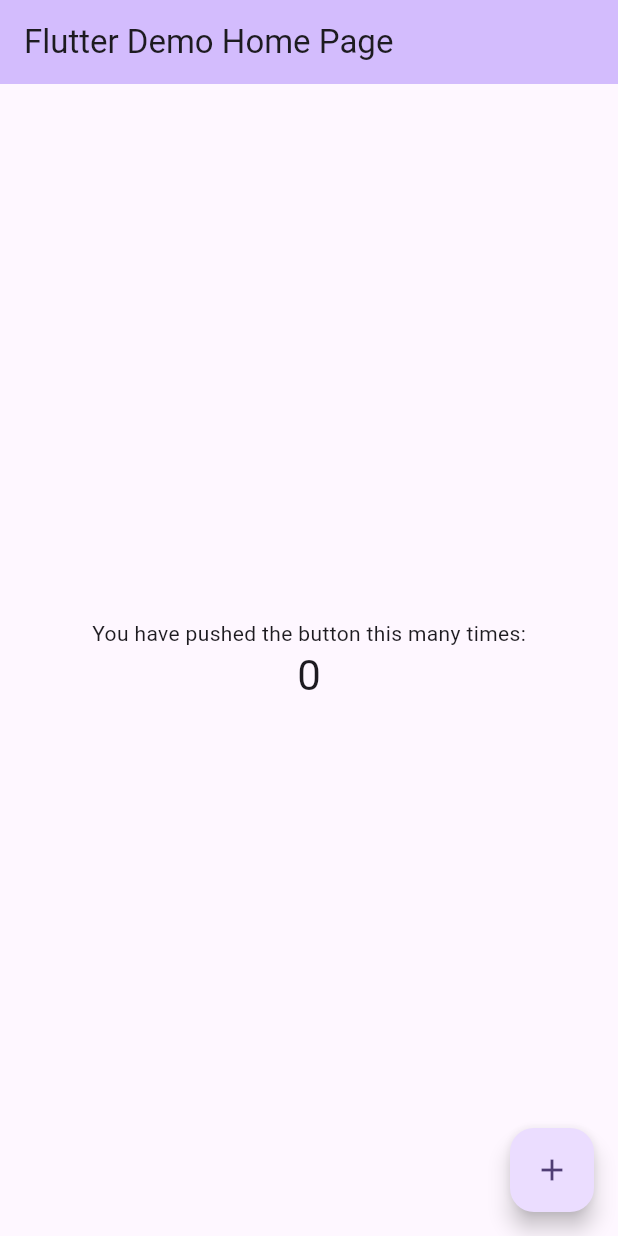
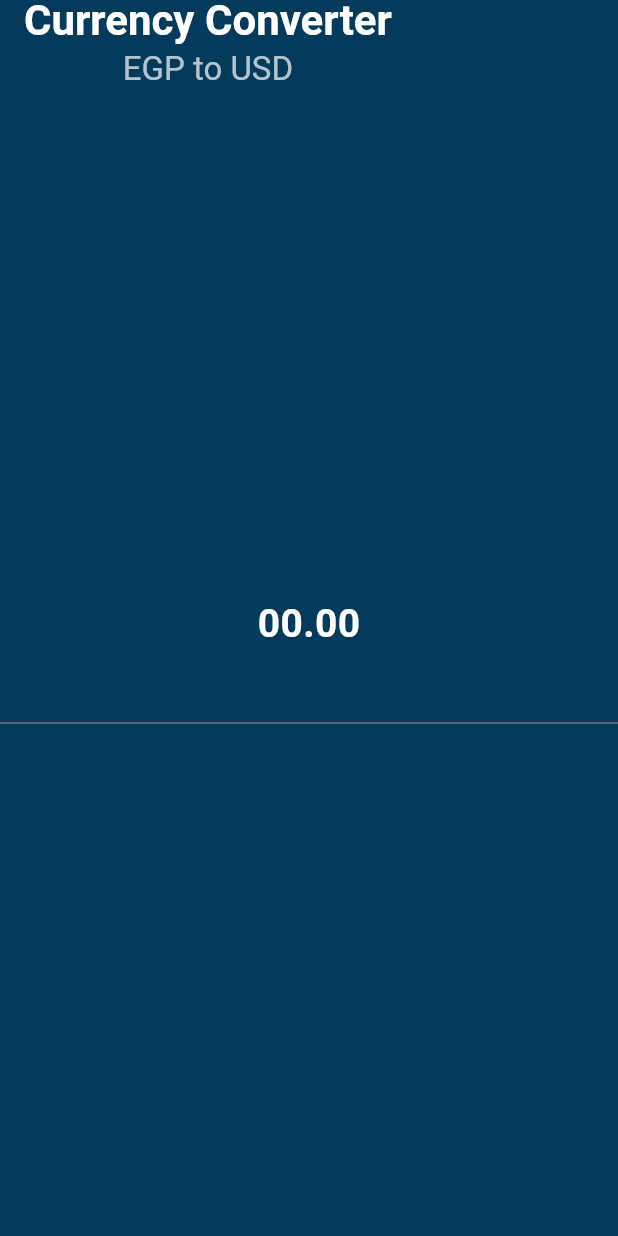
Before and after one commit to elsegeinyangie/Flutter-Currency_Converter, a Flutter app: the screen it shows after launch, on a phone screen of 412 x 824 dp. Run offline on Flutter 3.47's test engine with Material 3 defaults, Android fonts, the phone set to English and light mode, and no system bars.

Commit message:
added appBar, text, and input

```diff
--- /dev/null
+++ b/lib/CurrencyConverter.dart
@@ -0,0 +1,51 @@
+import 'package:flutter/material.dart';
+
+class CurrencyConverter extends StatelessWidget {
+  const CurrencyConverter({super.key});
+
+  @override
+  Widget build(BuildContext context) {
+    return Scaffold(
+      backgroundColor: const Color.fromARGB(255, 4, 58, 92),
+      appBar: AppBar(
+        backgroundColor: Colors.transparent,
+        title: const Column(
+          children: [
+            Text(
+              "Currency Converter",
+              style: TextStyle(
+                  color: Colors.white,
+                  fontSize: 28,
+                  fontWeight: FontWeight.bold),
+            ),
+            Text(
+              "EGP to USD",
+              style: TextStyle(
+                color: Colors.white70,
+                fontSize: 22,
+              ),
+            ),
+          ],
+        ),
+      ),
+      body: const Center(
+        child: Column(
+          mainAxisAlignment: MainAxisAlignment.center,
+          children: [
+            Text(
+              "00.00",
+              style: TextStyle(
+                color: Colors.white,
+                fontWeight: FontWeight.bold,
+                fontSize: 26,
+              ),
+            ),
+            TextField(
+
+            ),
+          ],
+        ),
+      ),
+    );
+  }
+}
--- a/lib/main.dart
+++ b/lib/main.dart
@@ -1,4 +1,5 @@
 import 'package:flutter/material.dart';
+import 'package:currency_converter/CurrencyConverter.dart';
 
 void main() {
   runApp(const MyApp());
@@ -7,119 +8,10 @@ void main() {
 class MyApp extends StatelessWidget {
   const MyApp({super.key});
 
-  // This widget is the root of your application.
   @override
   Widget build(BuildContext context) {
-    return MaterialApp(
-      title: 'Flutter Demo',
-      theme: ThemeData(
-        // This is the theme of your application.
-        //
-        // TRY THIS: Try running your application with "flutter run". You'll see
-        // the application has a purple toolbar. Then, without quitting the app,
-        // try changing the seedColor in the colorScheme below to Colors.green
-        // and then invoke "hot reload" (save your changes or press the "hot
-        // reload" button in a Flutter-supported IDE, or press "r" if you used
-        // the command line to start the app).
-        //
-        // Notice that the counter didn't reset back to zero; the application
-        // state is not lost during the reload. To reset the state, use hot
-        // restart instead.
-        //
-        // This works for code too, not just values: Most code changes can be
-        // tested with just a hot reload.
-        colorScheme: ColorScheme.fromSeed(seedColor: Colors.deepPurple),
-        useMaterial3: true,
-      ),
-      home: const MyHomePage(title: 'Flutter Demo Home Page'),
+    return const MaterialApp(
+      home: CurrencyConverter(),
     );
   }
 }
-
-class MyHomePage extends StatefulWidget {
-  const MyHomePage({super.key, required this.title});
-
-  // This widget is the home page of your application. It is stateful, meaning
-  // that it has a State object (defined below) that contains fields that affect
-  // how it looks.
-
-  // This class is the configuration for the state. It holds the values (in this
-  // case the title) provided by the parent (in this case the App widget) and
-  // used by the build method of the State. Fields in a Widget subclass are
-  // always marked "final".
-
-  final String title;
-
-  @override
-  State<MyHomePage> createState() => _MyHomePageState();
-}
-
-class _MyHomePageState extends State<MyHomePage> {
-  int _counter = 0;
-
-  void _incrementCounter() {
-    setState(() {
-      // This call to setState tells the Flutter framework that something has
-      // changed in this State, which causes it to rerun the build method below
-      // so that the display can reflect the updated values. If we changed
-      // _counter without calling setState(), then the build method would not be
-      // called again, and so nothing would appear to happen.
-      _counter++;
-    });
-  }
-
-  @override
-  Widget build(BuildContext context) {
-    // This method is rerun every time setState is called, for instance as done
-    // by the _incrementCounter method above.
-    //
-    // The Flutter framework has been optimized to make rerunning build methods
-    // fast, so that you can just rebuild anything that needs updating rather
-    // than having to individually change instances of widgets.
-    return Scaffold(
-      appBar: AppBar(
-        // TRY THIS: Try changing the color here to a specific color (to
-        // Colors.amber, perhaps?) and trigger a hot reload to see the AppBar
-        // change color while the other colors stay the same.
-        backgroundColor: Theme.of(context).colorScheme.inversePrimary,
-        // Here we take the value from the MyHomePage object that was created by
-        // the App.build method, and use it to set our appbar title.
-        title: Text(widget.title),
-      ),
-      body: Center(
-        // Center is a layout widget. It takes a single child and positions it
-        // in the middle of the parent.
-        child: Column(
-          // Column is also a layout widget. It takes a list of children and
-          // arranges them vertically. By default, it sizes itself to fit its
-          // children horizontally, and tries to be as tall as its parent.
-          //
-          // Column has various properties to control how it sizes itself and
-          // how it positions its children. Here we use mainAxisAlignment to
-          // center the children vertically; the main axis here is the vertical
-          // axis because Columns are vertical (the cross axis would be
-          // horizontal).
-          //
-          // TRY THIS: Invoke "debug painting" (choose the "Toggle Debug Paint"
-          // action in the IDE, or press "p" in the console), to see the
-          // wireframe for each widget.
-          mainAxisAlignment: MainAxisAlignment.center,
-          children: <Widget>[
-            const Text(
-              'You have pushed the button this many times:',
-            ),
-            Text(
-              '$_counter',
-              style: Theme.of(context).textTheme.headlineMedium,
-            ),
-          ],
-        ),
-      ),
-      floatingActionButton: FloatingActionButton(
-        onPressed: _incrementCounter,
-        tooltip: 'Increment',
-        child: const Icon(Icons.add),
-      ), // This trailing comma makes auto-formatting nicer for build methods.
-    );
-  }
-}
```
Also changed, not shown: 1 other file.
